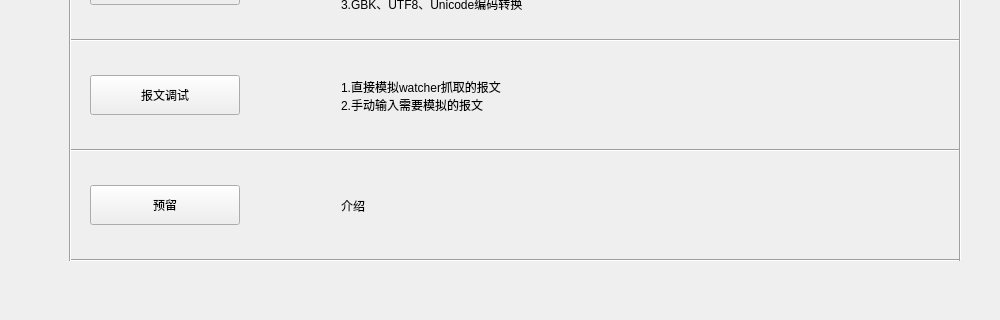
whx110123/nettool, file form/frmfunctions.ui: the form before one commit; both pictures show x 0 to 1000 and y 280 to 600 of the 1000 by 600 pixel window.
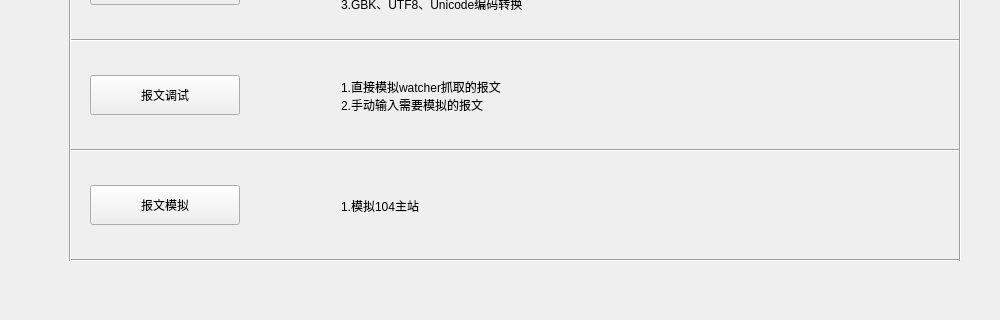
The form after the commit. Icons and pictures are not drawn.

```diff
--- a/form/frmfunctions.ui
+++ b/form/frmfunctions.ui
@@ -185,7 +185,7 @@
        </size>
       </property>
       <property name="text">
-       <string>预留</string>
+       <string>报文模拟</string>
       </property>
      </widget>
     </item>
@@ -211,7 +211,7 @@
        </size>
       </property>
       <property name="text">
-       <string>介绍</string>
+       <string>1.模拟104主站</string>
       </property>
      </widget>
     </item>
```
